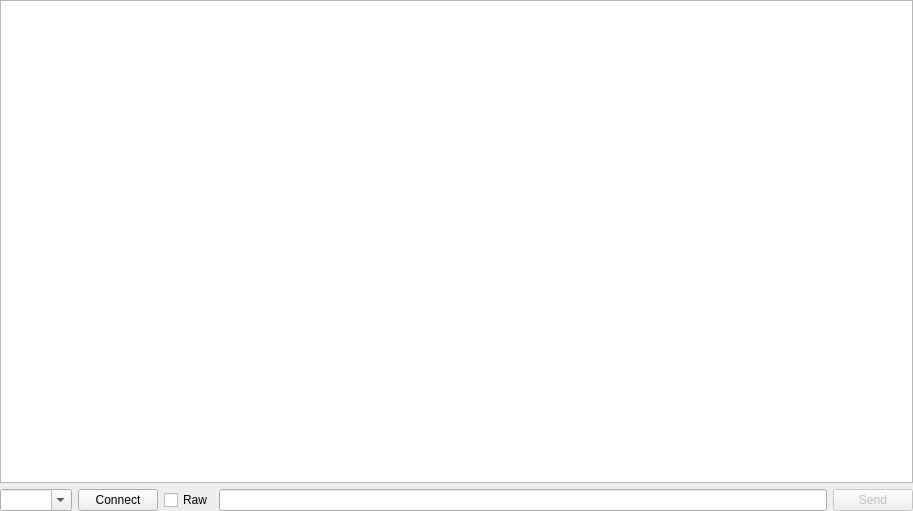
Before: the Qt Designer form ui/DxWidget.ui in k5mcd/QLog, drawn with Qt 5.
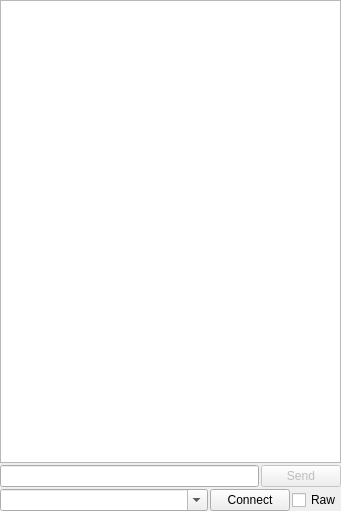
After: the same form once the commit is applied. Icons and pictures are not drawn.

Commit message: BandMap: Changed Layout - two lines Server/Command

What changed in the file:
```diff
--- a/ui/DxWidget.ui
+++ b/ui/DxWidget.ui
@@ -6,7 +6,7 @@
    <rect>
     <x>0</x>
     <y>0</y>
-    <width>913</width>
+    <width>341</width>
     <height>511</height>
    </rect>
   </property>
@@ -17,6 +17,9 @@
    <string notr="true">Form</string>
   </property>
   <layout class="QVBoxLayout" name="verticalLayout">
+   <property name="spacing">
+    <number>2</number>
+   </property>
    <property name="leftMargin">
     <number>0</number>
    </property>
@@ -145,6 +148,33 @@
      </widget>
     </widget>
    </item>
+   <item>
+    <layout class="QHBoxLayout" name="horizontalLayout_3">
+     <property name="topMargin">
+      <number>0</number>
+     </property>
+     <item>
+      <widget class="QLineEdit" name="commandEdit">
+       <property name="focusPolicy">
+        <enum>Qt::ClickFocus</enum>
+       </property>
+      </widget>
+     </item>
+     <item>
+      <widget class="QPushButton" name="sendButton">
+       <property name="enabled">
+        <bool>false</bool>
+       </property>
+       <property name="focusPolicy">
+        <enum>Qt::ClickFocus</enum>
+       </property>
+       <property name="text">
+        <string>Send</string>
+       </property>
+      </widget>
+     </item>
+    </layout>
+   </item>
    <item>
     <layout class="QHBoxLayout" name="horizontalLayout">
      <item>
@@ -174,6 +204,12 @@
      </item>
      <item>
       <widget class="QPushButton" name="connectButton">
+       <property name="sizePolicy">
+        <sizepolicy hsizetype="Maximum" vsizetype="Fixed">
+         <horstretch>0</horstretch>
+         <verstretch>0</verstretch>
+        </sizepolicy>
+       </property>
        <property name="focusPolicy">
         <enum>Qt::ClickFocus</enum>
        </property>
@@ -184,6 +220,12 @@
      </item>
      <item>
       <widget class="QCheckBox" name="rawCheckBox">
+       <property name="sizePolicy">
+        <sizepolicy hsizetype="Maximum" vsizetype="Fixed">
+         <horstretch>0</horstretch>
+         <verstretch>0</verstretch>
+        </sizepolicy>
+       </property>
        <property name="focusPolicy">
         <enum>Qt::ClickFocus</enum>
        </property>
@@ -195,26 +237,6 @@
        </property>
       </widget>
      </item>
-     <item>
-      <widget class="QLineEdit" name="commandEdit">
-       <property name="focusPolicy">
-        <enum>Qt::ClickFocus</enum>
-       </property>
-      </widget>
-     </item>
-     <item>
-      <widget class="QPushButton" name="sendButton">
-       <property name="enabled">
-        <bool>false</bool>
-       </property>
-       <property name="focusPolicy">
-        <enum>Qt::ClickFocus</enum>
-       </property>
-       <property name="text">
-        <string>Send</string>
-       </property>
-      </widget>
-     </item>
     </layout>
    </item>
   </layout>
```
The commit also changes 1 other file.
